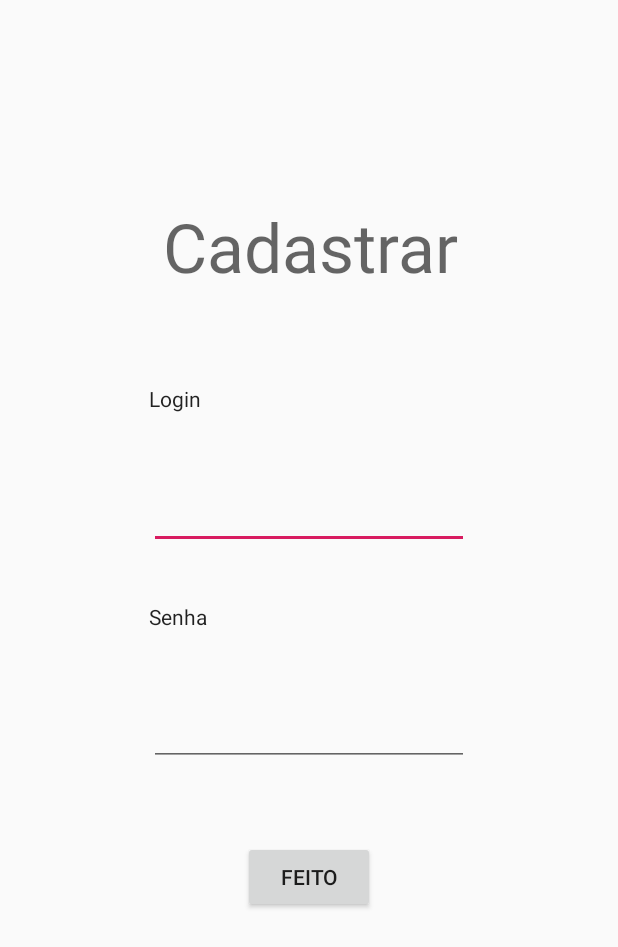
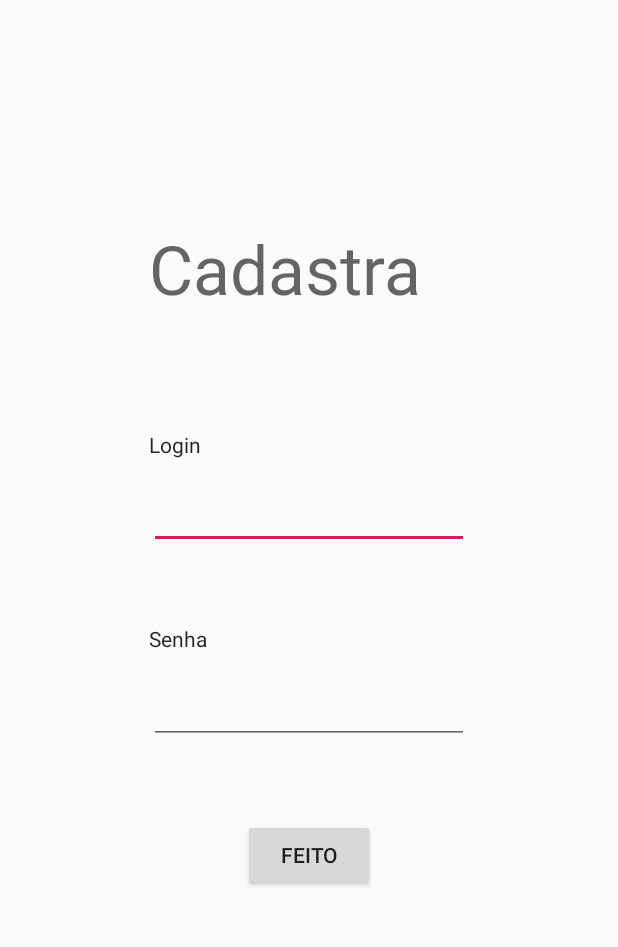
Before and after one commit to Lucas-Mafra/Biblioteca, an Android app: the layout cadastro_activity.xml on its own in the app's theme, with its tools: preview values and no code run, on a phone screen of 412 x 824 dp. Shown: the top 947 px of the screen. Run offline under Robolectric (Android 15) with nearby library versions, the phone set to English and light mode, and no system bars.

Commit message:
classes das activity

```diff
--- a/app/src/main/AndroidManifest.xml
+++ b/app/src/main/AndroidManifest.xml
@@ -13,12 +13,15 @@
             android:supportsRtl="true"
             android:theme="@style/AppTheme">
         <activity android:name=".MainActivity">
+
             <intent-filter>
                 <action android:name="android.intent.action.MAIN"/>
 
                 <category android:name="android.intent.category.LAUNCHER"/>
             </intent-filter>
         </activity>
+        <activity android:name=".Cadastro"/>
+        <activity android:name=".Bemvindo"/>
     </application>
 
 </manifest>
--- a/app/src/main/res/layout/bemvindo_activity.xml
+++ b/app/src/main/res/layout/bemvindo_activity.xml
@@ -11,6 +11,6 @@
             android:layout_height="35dp"
             android:id="@+id/textView7"
             android:textAppearance="@style/TextAppearance.AppCompat.Large" app:layout_constraintTop_toTopOf="parent"
-            app:layout_constraintStart_toStartOf="parent" android:layout_marginTop="93dp"
-            android:layout_marginStart="49dp"/>
+            app:layout_constraintStart_toStartOf="parent" android:layout_marginTop="80dp"
+            android:layout_marginStart="44dp"/>
 </android.support.constraint.ConstraintLayout>
--- a/app/src/main/res/layout/cadastro_activity.xml
+++ b/app/src/main/res/layout/cadastro_activity.xml
@@ -7,12 +7,12 @@
 
     <TextView
             android:text="Cadastrar"
-            android:layout_width="wrap_content"
-            android:layout_height="wrap_content"
+            android:layout_width="196dp"
+            android:layout_height="61dp"
             android:id="@+id/textView"
             android:textAppearance="@style/TextAppearance.AppCompat.Display2" app:layout_constraintTop_toTopOf="parent"
             app:layout_constraintStart_toStartOf="@+id/textView5" android:layout_marginTop="134dp"
-            android:layout_marginStart="9dp" android:layout_marginBottom="61dp"
+            android:layout_marginBottom="61dp"
             app:layout_constraintBottom_toTopOf="@+id/textView5"/>
     <EditText
             android:layout_width="wrap_content"
@@ -25,17 +25,17 @@
             app:layout_constraintStart_toStartOf="parent"/>
     <TextView
             android:text="Login"
-            android:layout_width="0dp"
-            android:layout_height="0dp"
+            android:layout_width="47dp"
+            android:layout_height="19dp"
             android:id="@+id/textView5"
             android:textAppearance="@style/TextAppearance.AppCompat.Body1"
             app:layout_constraintTop_toBottomOf="@+id/textView" app:layout_constraintEnd_toEndOf="@+id/textView6"
             app:layout_constraintBottom_toTopOf="@+id/editText" app:layout_constraintStart_toStartOf="@+id/editText"
-            android:layout_marginEnd="2dp"/>
+            android:layout_marginEnd="2dp" app:layout_constraintHorizontal_bias="0.0"/>
     <TextView
             android:text="Senha"
-            android:layout_width="59dp"
-            android:layout_height="0dp"
+            android:layout_width="48dp"
+            android:layout_height="19dp"
             android:id="@+id/textView6"
             android:textAppearance="@style/TextAppearance.AppCompat.Body1"
             app:layout_constraintStart_toStartOf="@+id/editText" app:layout_constraintTop_toBottomOf="@+id/editText"
```
Also changed, not shown: app/src/main/java/com/example/lol/biblioteca/Bemvindo.kt (added, +12 -0 lines), app/src/main/java/com/example/lol/biblioteca/Cadastro.kt (added, +12 -0 lines).
